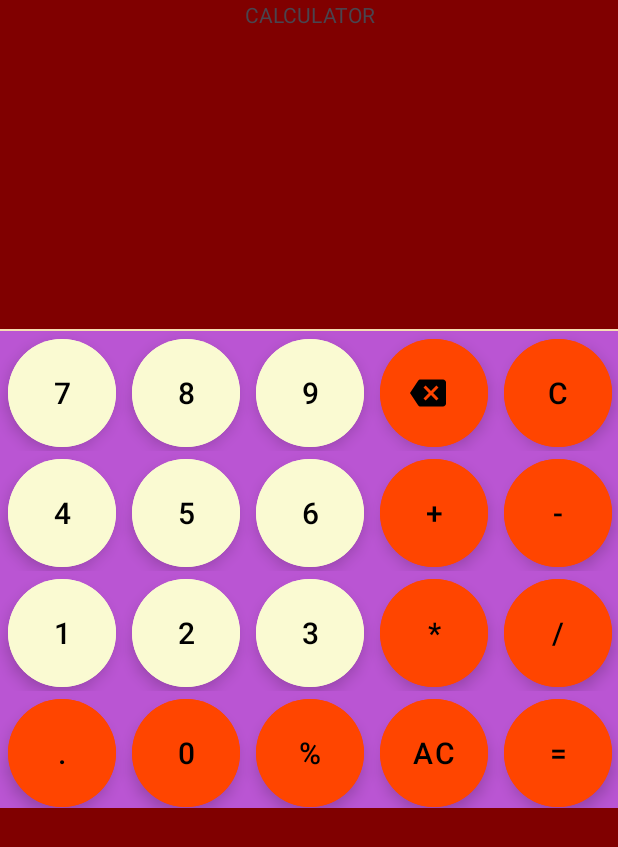
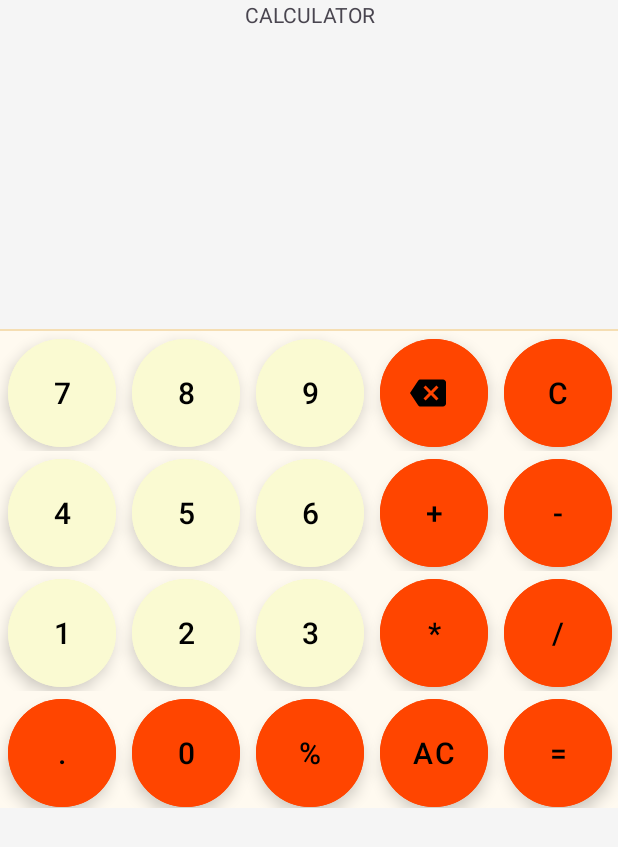
Before and after one commit to divython/calculatorwithkotlin, an Android app: the layout activity_main.xml on its own in the app's theme, with its tools: preview values and no code run, on a phone screen of 412 x 824 dp. Shown: the top 847 px of the screen. Run offline under Robolectric (Android 15) with nearby library versions, the phone set to English and light mode, and no system bars.

Commit message:
init commit

```diff
--- a/app/src/main/res/layout/activity_main.xml
+++ b/app/src/main/res/layout/activity_main.xml
@@ -4,7 +4,7 @@
     xmlns:app="http://schemas.android.com/apk/res-auto"
     android:layout_width="match_parent"
     android:layout_height="match_parent"
-    android:background="@color/maroon"
+    android:background="@color/white_smoke"
     tools:context=".MainActivity"
     android:orientation="vertical">
     <TextView
@@ -47,7 +47,7 @@
 
         android:layout_width="match_parent"
         android:layout_height="318dp"
-        android:background="@color/medium_orchid"
+        android:background="@color/floral_white"
         android:gravity="center_horizontal"
         android:orientation="vertical">
 
```
